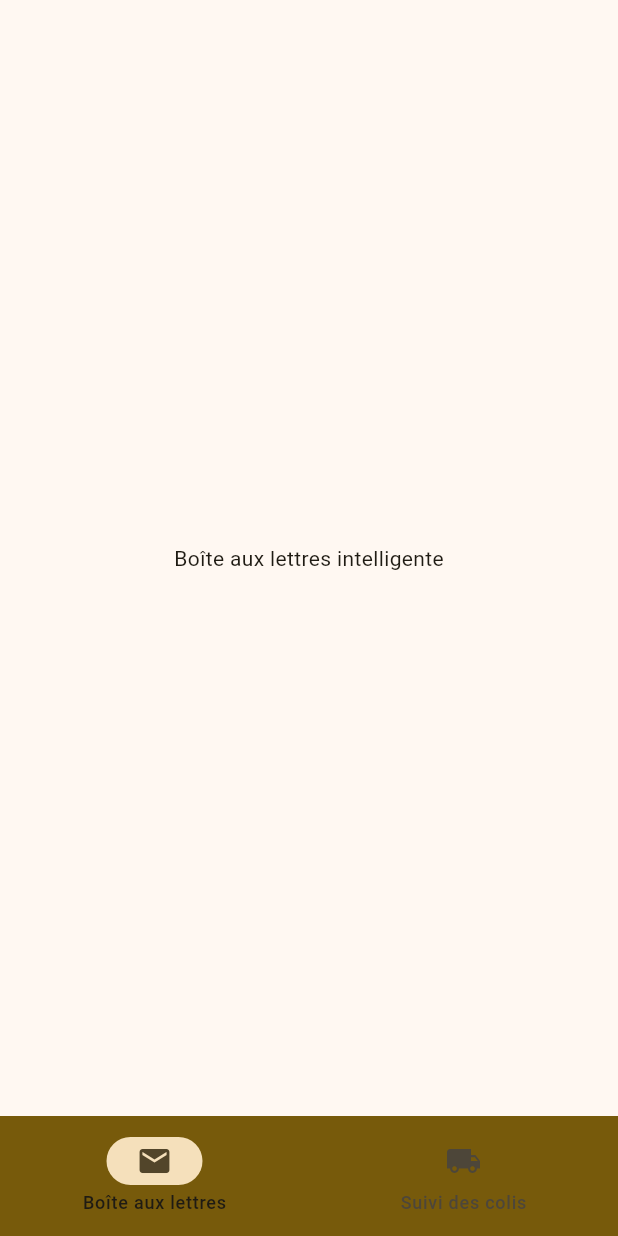
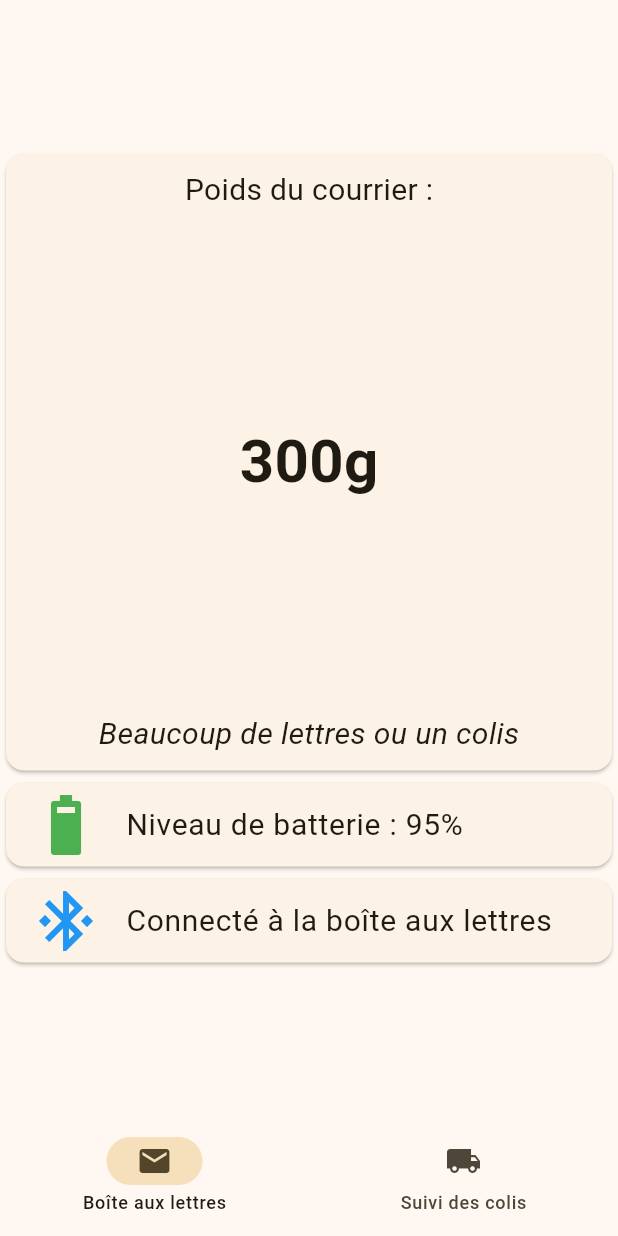
Before and after one commit to tachard/smart_mailbox, a Flutter app: the screen it shows after launch, on a phone screen of 412 x 824 dp. Run offline on Flutter 3.47's test engine with Material 2 defaults, Android fonts, the phone set to English and light mode, and no system bars.

Commit message:
Add battery card, connectivity card and weight card

```diff
--- a/lib/main.dart
+++ b/lib/main.dart
@@ -1,9 +1,9 @@
 import 'package:flutter/material.dart';
 
-void main() => runApp(const ExampleApp());
+void main() => runApp(const SmartMailboxApp());
 
-class ExampleApp extends StatelessWidget {
-  const ExampleApp({super.key});
+class SmartMailboxApp extends StatelessWidget {
+  const SmartMailboxApp({super.key});
 
   @override
   Widget build(BuildContext context) {
@@ -47,7 +47,7 @@ class _MyHomePageState extends State<MyHomePage> {
 
     return Scaffold(
       bottomNavigationBar: NavigationBar(
-        backgroundColor: theme.colorScheme.primary,
+        backgroundColor: theme.colorScheme.surface,
         onDestinationSelected: (int index) {
           setState(() {
             currentPageIndex = index;
@@ -71,11 +71,162 @@ class _MyHomePageState extends State<MyHomePage> {
 }
 
 class SmartMailBox extends StatelessWidget {
+  final example = {
+    "BatteryLevel": "95",
+    "ConnectivityStatus": "2",
+    "Weight": "300",
+  };
+
   @override
   Widget build(BuildContext context) {
     return Column(
       mainAxisAlignment: MainAxisAlignment.center,
-      children: [Center(child: Text("Boîte aux lettres intelligente"))],
+      children: [
+        WeightCard(int.parse(example['Weight']!)),
+        BatteryCard(int.parse(example['BatteryLevel']!)),
+        ConnectivityCard(int.parse(example["ConnectivityStatus"]!)),
+      ],
+    );
+  }
+}
+
+class BatteryCard extends StatelessWidget {
+  BatteryCard(this.battery);
+
+  final int battery;
+
+  @override
+  Widget build(BuildContext context) {
+    Icon icon;
+    if (battery >= 67) {
+      icon = Icon(
+        Icons.battery_6_bar,
+        color: Colors.green,
+        size: 48,
+      );
+    } else if (battery <= 33) {
+      icon = Icon(
+        Icons.battery_2_bar,
+        color: Colors.red,
+        size: 48,
+      );
+    } else {
+      icon = Icon(
+        Icons.battery_4_bar,
+        color: Colors.orange,
+        size: 48,
+      );
+    }
+    return Center(
+      child: Card(
+        child: ListTile(
+          leading: icon,
+          title: Text('Niveau de batterie : $battery%',
+              style: TextStyle(fontSize: 20)),
+        ),
+      ),
+    );
+  }
+}
+
+class WeightCard extends StatelessWidget {
+  WeightCard(this.weight);
+
+  final int weight;
+
+  @override
+  Widget build(BuildContext context) {
+    TextStyle infoStyle = TextStyle(
+      fontSize: 20,
+      fontStyle: FontStyle.italic,
+    );
+    Text info;
+    if (weight < 10) {
+      info = Text("Peu ou pas de courrier", style: infoStyle);
+    } else if (weight >= 10 && weight < 100) {
+      info = Text("Une ou plusieurs lettres", style: infoStyle);
+    } else if (weight >= 100 && weight < 1000) {
+      info = Text("Beaucoup de lettres ou un colis", style: infoStyle);
+    } else {
+      info = Text("Des lettres et des colis", style: infoStyle);
+    }
+    return Center(
+      child: Card(
+        child: Padding(
+          padding: const EdgeInsets.all(10),
+          child: SizedBox.square(
+            dimension: MediaQuery.of(context).size.width * 0.95,
+            child: Center(
+              child: Column(
+                mainAxisAlignment: MainAxisAlignment.spaceBetween,
+                children: [
+                  Text(
+                    "Poids du courrier :",
+                    style: TextStyle(fontSize: 20),
+                  ),
+                  Text('${weight}g',
+                      style: TextStyle(
+                        fontSize: 40,
+                        fontWeight: FontWeight.bold,
+                      )),
+                  info,
+                ],
+              ),
+            ),
+          ),
+        ),
+      ),
+    );
+  }
+}
+
+class ConnectivityCard extends StatelessWidget {
+  ConnectivityCard(this.connectivity);
+
+  final int connectivity;
+
+  @override
+  Widget build(BuildContext context) {
+    Icon icon;
+    Text text;
+    switch (connectivity) {
+      case 0:
+        icon = Icon(
+          Icons.bluetooth_disabled,
+          color: Colors.red,
+          size: 48,
+        );
+        text = Text("Bluetooth désactivé", style: TextStyle(fontSize: 20));
+        break;
+      case 1:
+        icon = Icon(
+          Icons.bluetooth_searching,
+          color: Colors.orange,
+          size: 48,
+        );
+        text = Text("Recherche de la boîte aux lettres",
+            style: TextStyle(fontSize: 20));
+        break;
+      case 2:
+        icon = Icon(
+          Icons.bluetooth_connected,
+          color: Colors.blue,
+          size: 48,
+        );
+        text = Text("Connecté à la boîte aux lettres",
+            style: TextStyle(fontSize: 20));
+        break;
+      default:
+        throw Exception("Connectivity status $connectivity not implemented");
+    }
+
+    return Center(
+      child: Card(
+        child: ListTile(
+          leading: icon,
+          title: text,
+        ),
+      ),
     );
   }
 }
```
